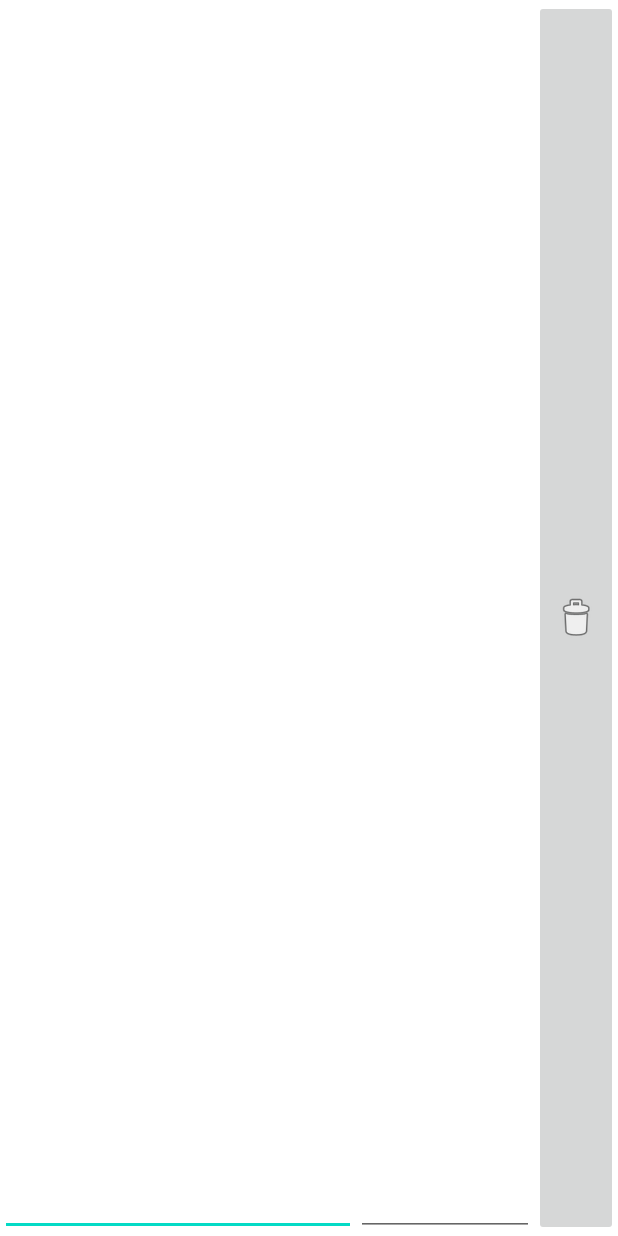
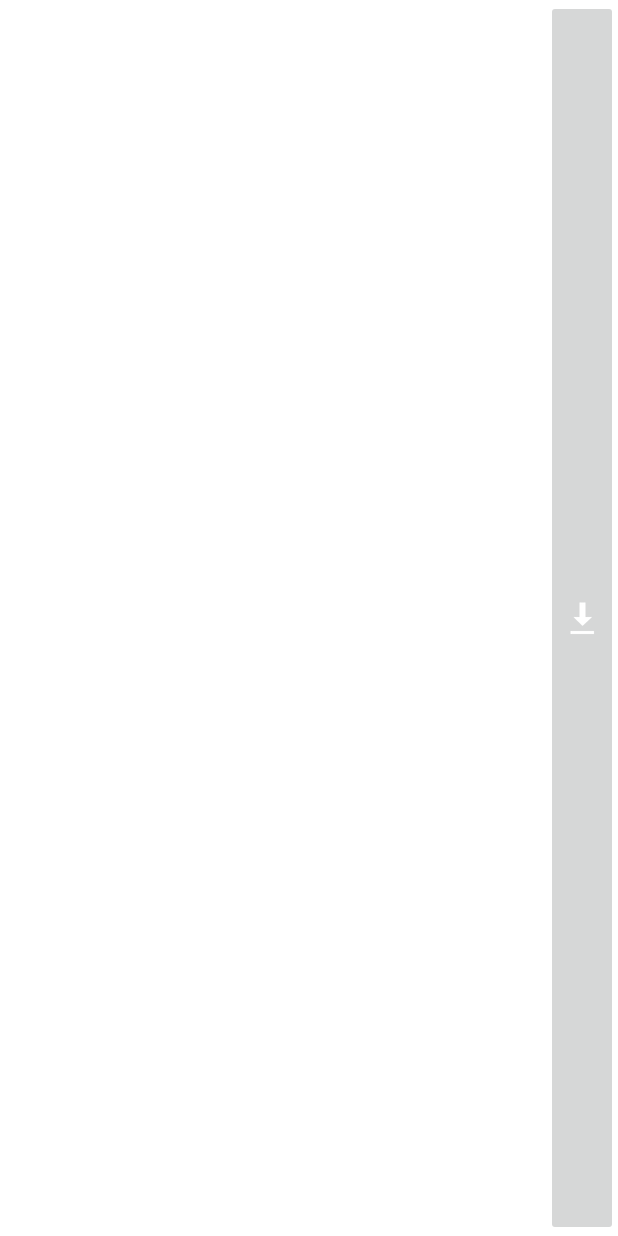
Before and after one commit to cristian16b/firebase-subida-archivos, an Android app: the layout atom_pay_list_item.xml on its own in the app's theme, with its tools: preview values and no code run, on a phone screen of 412 x 824 dp. Run offline under Robolectric (Android 15) with nearby library versions, the phone set to English and light mode, and no system bars.

Commit message:
Logrado detectar los botones y obtener info de los mismos

```diff
--- a/app/src/main/res/layout/atom_pay_list_item.xml
+++ b/app/src/main/res/layout/atom_pay_list_item.xml
@@ -4,7 +4,7 @@
     android:layout_height="fill_parent"
     android:orientation="horizontal" >
 
-    <EditText
+    <TextView
         android:id="@+id/atomPay_name"
         android:layout_width="0sp"
         android:layout_height="fill_parent"
@@ -12,19 +12,10 @@
         android:gravity="center_vertical"
         android:textAppearance="?android:attr/textAppearanceSmall" />
 
-    <EditText
-        android:id="@+id/atomPay_value"
-        android:layout_width="0sp"
-        android:layout_height="fill_parent"
-        android:layout_weight="1"
-        android:gravity="center"
-        android:inputType="numberDecimal"
-        android:textAppearance="?android:attr/textAppearanceSmall" />
-
     <ImageButton
         android:layout_width="wrap_content"
-        android:id="@+id/atomPay_removePay"
+        android:id="@+id/btnRowDonwload"
+        android:onClick="descargarArchivo"
         android:layout_height="fill_parent"
-        android:onClick="removeItem"
-        android:src="@android:drawable/ic_menu_delete" />
+        android:src="@android:drawable/stat_sys_download" />
 </LinearLayout>
```
Also changed, not shown: app/src/main/java/com/example/firebase_subida_archivos/AtomPayListAdapter.java (+1 -6 lines), app/src/main/java/com/example/firebase_subida_archivos/MainActivity.java (+5 -4 lines).
